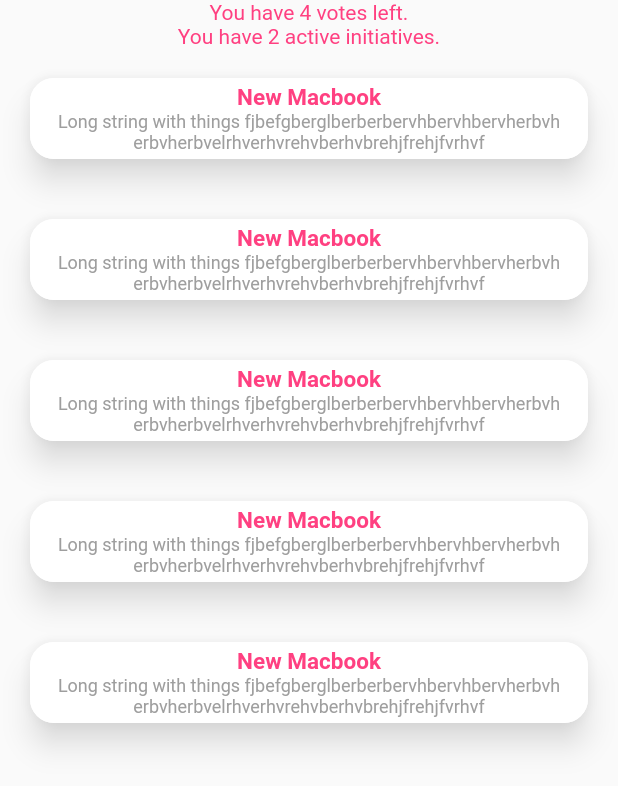
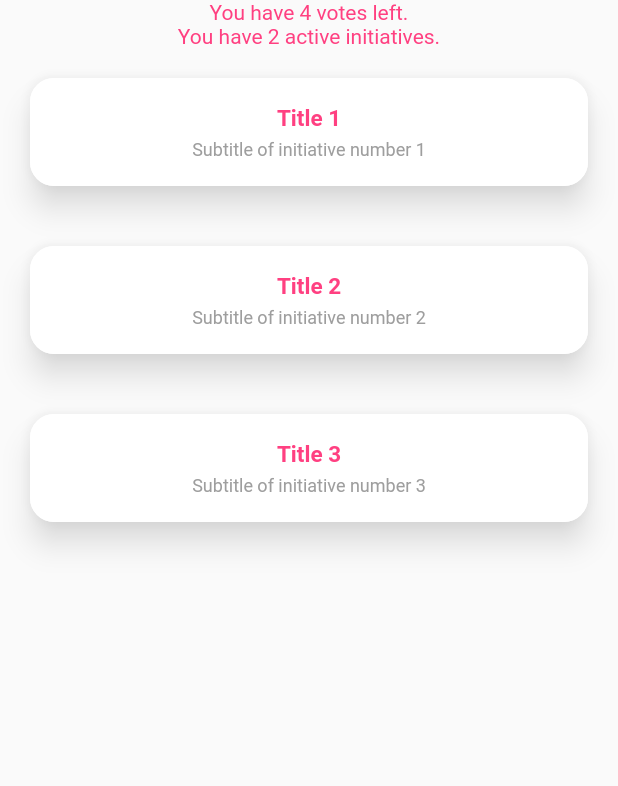
Before and after one commit to migly93/workplace_improver_mobile, a Flutter app: the screen it shows after launch, on a phone screen of 412 x 824 dp. Shown: the top 786 px of the screen. Run offline on Flutter 3.47's test engine with Material 2 defaults, Android fonts, the phone set to English and light mode, and no system bars; our stand-ins replace get_it.

Commit message:
retrieve initiatives from a service

```diff
--- a/lib/initiative.dart
+++ b/lib/initiative.dart
@@ -1,14 +1,17 @@
 import 'package:flutter/material.dart';
+import 'package:workplace_improver_mobile/models/InitiativeModel.dart';
 
 class Initiative extends StatelessWidget {
-  const Initiative({Key? key}) : super(key: key);
+  final InitiativeModel _initiativeData;
+  const Initiative(this._initiativeData, {Key? key}) : super(key: key);
 
-  @override
+
+   @override
   Widget build(BuildContext context) {
-    return const Card(
+    return Card(
       child: ListTile(
         title: Text(
-          "New Macbook",
+          this._initiativeData.title,
           style: TextStyle(
             color: Colors.pinkAccent,
             fontFamily: 'Roboto',
@@ -18,7 +21,7 @@ class Initiative extends StatelessWidget {
           textAlign: TextAlign.center,
         ),
         subtitle: Text(
-          "Long string with things fjbefgberglberberbervhbervhbervherbvherbvherbvelrhverhvrehvberhvbrehjfrehjfvrhvf",
+          this._initiativeData.subtitle,
           style: TextStyle(
             color: Colors.grey,
             fontFamily: 'Roboto',
--- a/lib/main.dart
+++ b/lib/main.dart
@@ -1,10 +1,14 @@
 import 'package:flutter/material.dart';
 import 'package:workplace_improver_mobile/initiative.dart';
-import 'package:workplace_improver_mobile/quiz.dart';
-import 'package:workplace_improver_mobile/result.dart';
+import 'package:workplace_improver_mobile/services/initiativeService.dart';
 import 'package:workplace_improver_mobile/summary.dart';
+import 'models/InitiativeModel.dart';
+import 'service_locator.dart';
 
-void main() => runApp(const MyApp());
+void main() {
+  setupServiceLocator();
+  runApp(MyApp());
+}
 
 class MyApp extends StatefulWidget {
   const MyApp({Key? key}) : super(key: key);
@@ -16,69 +20,33 @@ class MyApp extends StatefulWidget {
 }
 
 class _MyAppState extends State<MyApp> {
-  var _questionIndex = 0;
-  var _totalScore = 0;
+  InitiativeService _initiativeService = getIt<InitiativeService>();
+  List<InitiativeModel> _initiatives = [];
+
+  Future<List<InitiativeModel>> loadData() async {
+    return _initiativeService.getAll();
+  }
 
   @override
   Widget build(BuildContext context) {
-    final questions = [
-      {
-        'questionText': 'Favorite color?',
-        'answers': [
-          {'text': 'Black', 'score': 6},
-          {'text': 'Red', 'score': 5},
-          {'text': 'Blue', 'score': 4},
-          {'text': 'Green', 'score': 3},
-        ]
-      },
-      {
-        'questionText': 'Favorite animal?',
-        'answers': [
-          {'text': 'Rabbit', 'score': 6},
-          {'text': 'Snake', 'score': 5},
-          {'text': 'Dog', 'score': 4},
-          {'text': 'Cat', 'score': 3},
-        ]
-      },
-      {
-        'questionText': 'Favorite food?',
-        'answers': [
-          {'text': 'Pizza', 'score': 6},
-          {'text': 'Burger', 'score': 5},
-          {'text': 'Chinese', 'score': 4},
-          {'text': 'Pasta', 'score': 3},
-        ]
-      },
-    ];
-
-    void _answerQuestion(int score) {
-      setState(() {
-        _totalScore += score;
-        _questionIndex++;
-      });
-    }
-
-    void _resetQuiz() {
-      setState(() {
-        _totalScore = 0;
-        _questionIndex = 0;
-      });
-    }
-
+    loadData();
     return MaterialApp(
       home: Scaffold(
         body: Align(
           alignment: Alignment.center,
           child: SafeArea(
-            child: Column(
-              children: [
-                Summary(4, 2),
-                for (int i = 0; i < 5; i++) const Initiative()
-                /* _questionIndex < questions.length
-                    ? Quiz(questions, _questionIndex, _answerQuestion)
-                    : Result(_totalScore, _resetQuiz),*/
-              ],
-            ),
+            child: FutureBuilder<List<InitiativeModel>>(
+                future: loadData(),
+                builder: (BuildContext context,
+                    AsyncSnapshot<List<InitiativeModel>> snapshot) {
+                  return Column(
+                    children: [
+                      Summary(4, 2),
+                      for (int i = 0; i < snapshot.data!.length; i++)
+                        Initiative(snapshot.data![i]),
+                    ],
+                  );
+                }),
           ),
         ),
       ),
--- /dev/null
+++ b/lib/models/InitiativeModel.dart
@@ -0,0 +1,19 @@
+class InitiativeModel {
+//These are the values that this Demo model can store
+  String _title = '';
+  String _subtitle = '';
+
+//default Constructor
+  InitiativeModel(String title, String subtitle) {
+    this._title = title;
+    this._subtitle = subtitle;
+  }
+
+  String get title {
+    return this._title;
+  }
+
+  String get subtitle {
+    return this._subtitle;
+  }
+}
--- /dev/null
+++ b/lib/service_locator.dart
@@ -0,0 +1,9 @@
+import 'package:workplace_improver_mobile/services/initiativeService.dart';
+import 'package:workplace_improver_mobile/services/initiativeServiceImpl.dart';
+import 'package:get_it/get_it.dart';
+
+final getIt = GetIt.instance;
+
+setupServiceLocator() {
+  getIt.registerLazySingleton<InitiativeService>(() => InitiativeServiceImpl());
+}
--- /dev/null
+++ b/lib/services/initiativeService.dart
@@ -0,0 +1,11 @@
+
+import 'package:workplace_improver_mobile/models/InitiativeModel.dart';
+
+abstract class InitiativeService {
+
+  Future<int> getCounterValue();
+  Future<void> saveCounterValue(int value);
+
+  Future<List<InitiativeModel>> getAll();
+
+}
--- a/pubspec.yaml
+++ b/pubspec.yaml
@@ -29,6 +29,7 @@ environment:
 dependencies:
   flutter:
     sdk: flutter
+  get_it: ^6.0.0
 
 
   # The following adds the Cupertino Icons font to your application.
```
Also changed, not shown: lib/services/initiativeServiceImpl.dart (added, +26 -0 lines), 1 other file.
